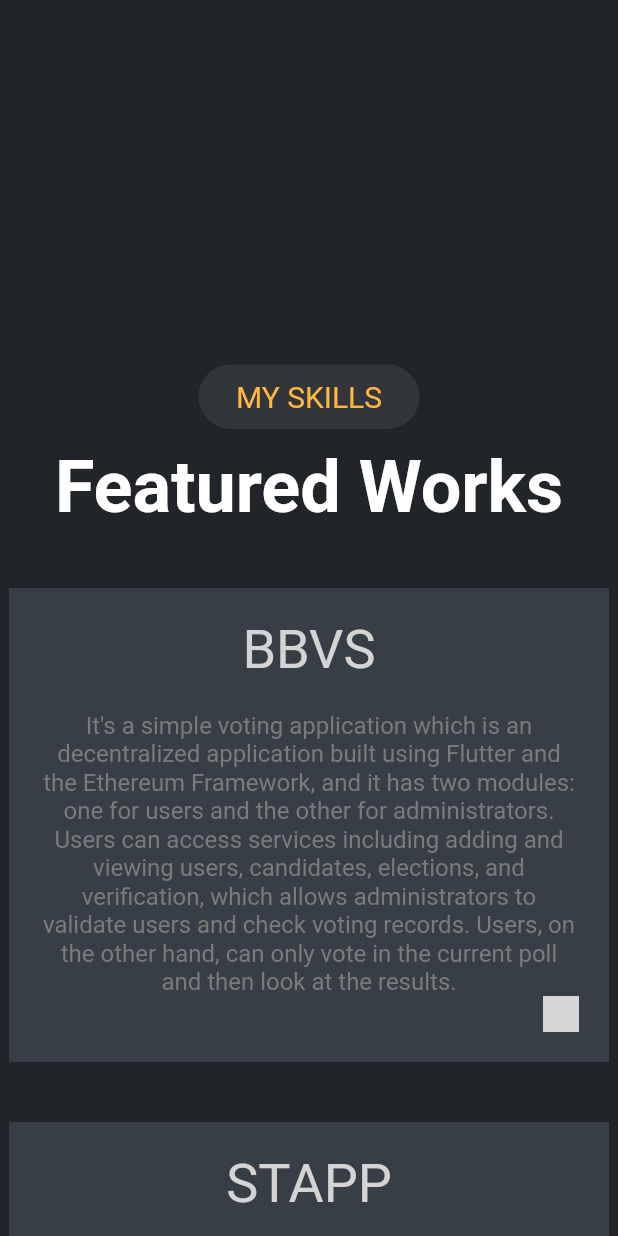
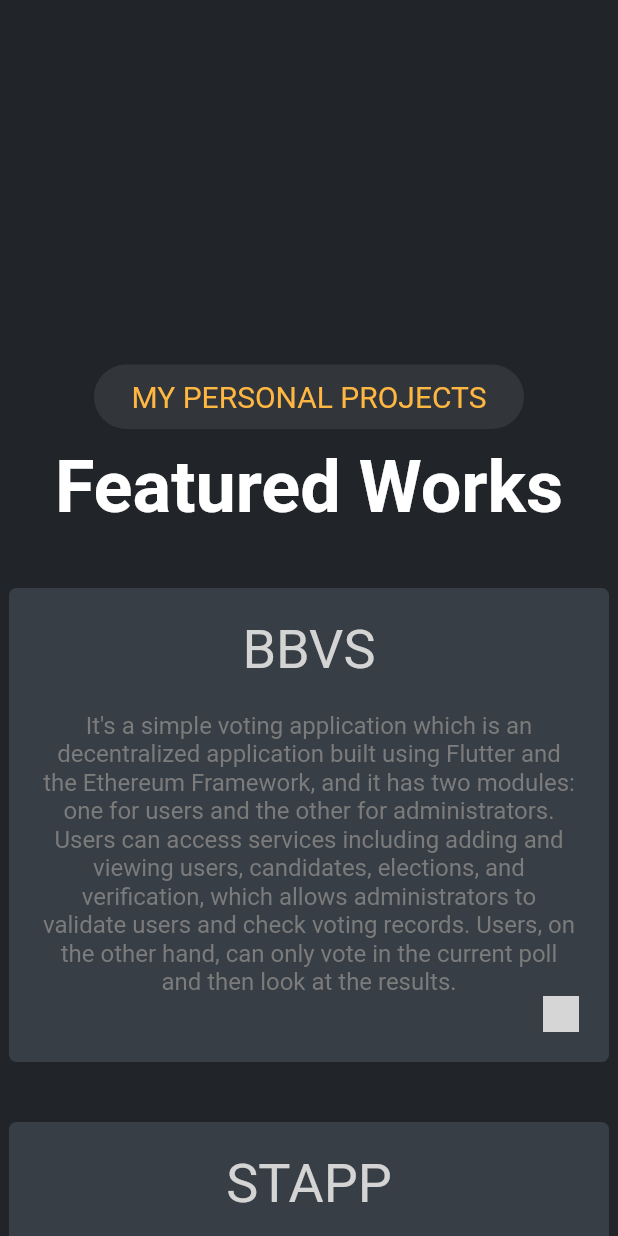
Before and after one commit to archp4/flutter_portfolio_v1, a Flutter app: the screen it shows after launch, scrolled down 2304 dp, on a phone screen of 412 x 824 dp. Run offline on Flutter 3.47's test engine with Material 2 defaults, Android fonts, the phone set to English and light mode, and no system bars; our stand-ins replace dio, flutter_svg, timeline_tile; network calls fail; grey boxes are pictures that could not be loaded.

Commit message:
web v1 only remain buttons

```diff
--- a/lib/views/footer.dart
+++ b/lib/views/footer.dart
@@ -18,8 +18,11 @@
     } else {
       if (MediaQuery.of(context).size.height > 800 && index == 2) {
         length -= 200;
+      }
+      if (MediaQuery.of(context).size.height > 800 && index == 3) {
+        length -= 250;
       } else {
-        length += 250;
+        length += 400;
       }
     }
     controller.jumpTo(length);
--- a/lib/views/work.dart
+++ b/lib/views/work.dart
@@ -19,11 +19,12 @@
         width: height < 800 ? 1020 : 1120,
         child: Column(
           children: [
-            highlightSection(text: "MY SKILLS"),
+            highlightSection(text: "MY PERSONAL PROJECTS"),
             const SizedBox(height: 10),
             headerText(text: "Featured Works"),
             const SizedBox(height: 40),
             Wrap(
+              alignment: WrapAlignment.center,
               spacing: 40,
               runSpacing: 40,
               children: [
@@ -57,7 +58,10 @@
   }) {
     return Container(
       width: 400,
-      decoration: BoxDecoration(color: constantValue.cardBackground),
+      decoration: BoxDecoration(
+        color: constantValue.cardBackground,
+        borderRadius: BorderRadius.circular(5),
+      ),
       padding: const EdgeInsets.all(20),
       child: Stack(
         children: [
@@ -66,6 +70,7 @@
               Text(
                 title,
                 style: workTitleTextStyle(),
+                textAlign: TextAlign.center,
               ),
               const SizedBox(height: 20),
               Text(
--- a/lib/widget/appbar_nav.dart
+++ b/lib/widget/appbar_nav.dart
@@ -41,8 +41,11 @@
           } else {
             if (MediaQuery.of(context).size.height > 800 && index == 2) {
               length -= 200;
+            }
+            if (MediaQuery.of(context).size.height > 800 && index == 3) {
+              length -= 250;
             } else {
-              length += 250;
+              length += 400;
             }
           }
           controller.jumpTo(length);
```
